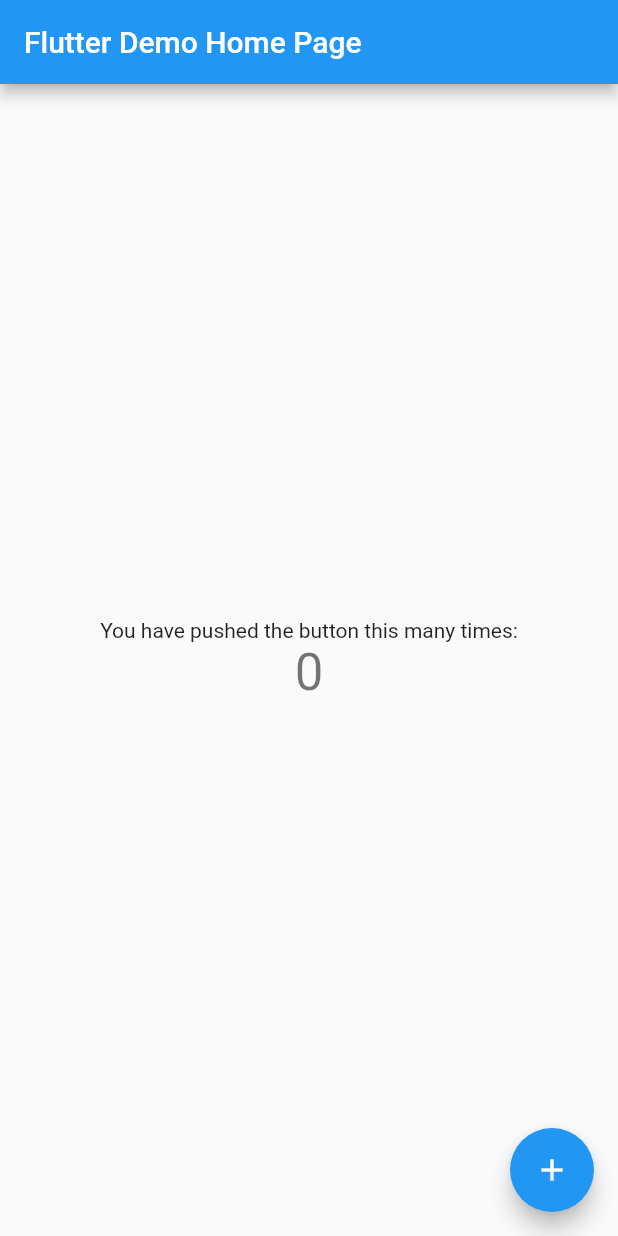
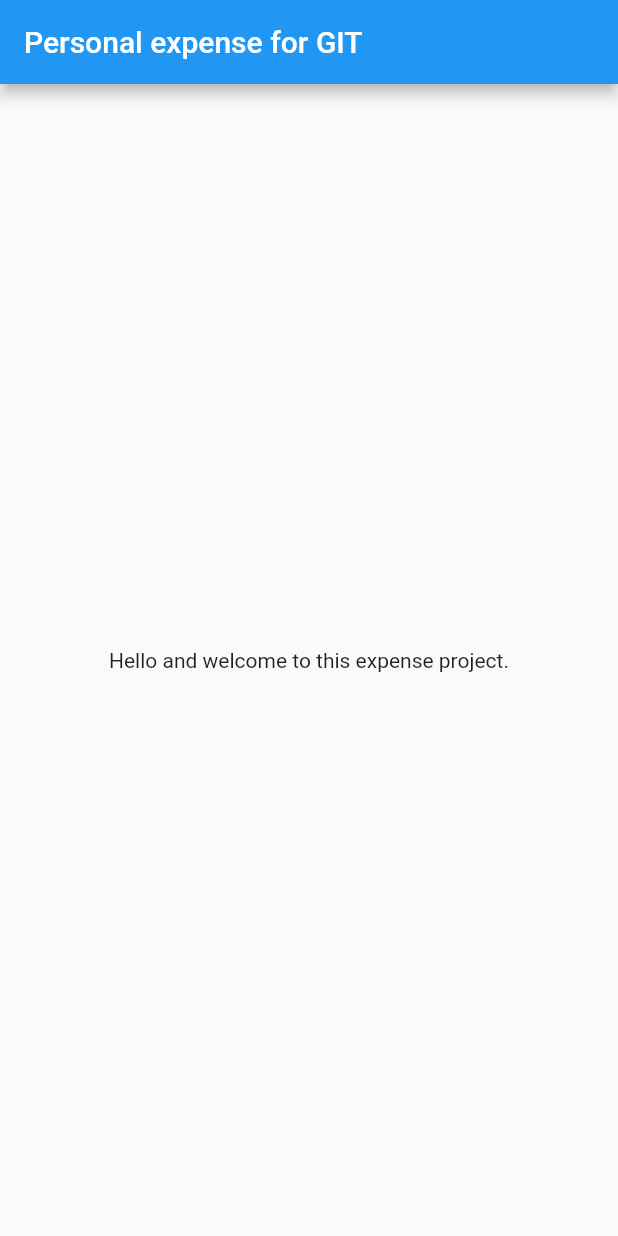
Before and after one commit to tommybarral/Personal-Expense, a Flutter app: the screen it shows after launch, on a phone screen of 412 x 824 dp. Run offline on Flutter 3.47's test engine with Material 2 defaults, Android fonts, the phone set to English and light mode, and no system bars.

Commit message:
adding and cleaning all the project

```diff
--- a/lib/main.dart
+++ b/lib/main.dart
@@ -1,113 +1,17 @@
 import 'package:flutter/material.dart';
+import './screens/MyHomePage.dart';
 
-void main() {
-  runApp(MyApp());
-}
+void main() => runApp(MyApp());
 
 class MyApp extends StatelessWidget {
-  // This widget is the root of your application.
   @override
   Widget build(BuildContext context) {
     return MaterialApp(
-      title: 'Flutter Demo',
+      debugShowCheckedModeBanner: false,
       theme: ThemeData(
-        // This is the theme of your application.
-        //
-        // Try running your application with "flutter run". You'll see the
-        // application has a blue toolbar. Then, without quitting the app, try
-        // changing the primarySwatch below to Colors.green and then invoke
-        // "hot reload" (press "r" in the console where you ran "flutter run",
-        // or simply save your changes to "hot reload" in a Flutter IDE).
-        // Notice that the counter didn't reset back to zero; the application
-        // is not restarted.
         primarySwatch: Colors.blue,
       ),
-      home: MyHomePage(title: 'Flutter Demo Home Page'),
+      home: MyHomePage(),
     );
   }
 }
-
-class MyHomePage extends StatefulWidget {
-  MyHomePage({Key? key, required this.title}) : super(key: key);
-
-  // This widget is the home page of your application. It is stateful, meaning
-  // that it has a State object (defined below) that contains fields that affect
-  // how it looks.
-
-  // This class is the configuration for the state. It holds the values (in this
-  // case the title) provided by the parent (in this case the App widget) and
-  // used by the build method of the State. Fields in a Widget subclass are
-  // always marked "final".
-
-  final String title;
-
-  @override
-  _MyHomePageState createState() => _MyHomePageState();
-}
-
-class _MyHomePageState extends State<MyHomePage> {
-  int _counter = 0;
-
-  void _incrementCounter() {
-    setState(() {
-      // This call to setState tells the Flutter framework that something has
-      // changed in this State, which causes it to rerun the build method below
-      // so that the display can reflect the updated values. If we changed
-      // _counter without calling setState(), then the build method would not be
-      // called again, and so nothing would appear to happen.
-      _counter++;
-    });
-  }
-
-  @override
-  Widget build(BuildContext context) {
-    // This method is rerun every time setState is called, for instance as done
-    // by the _incrementCounter method above.
-    //
-    // The Flutter framework has been optimized to make rerunning build methods
-    // fast, so that you can just rebuild anything that needs updating rather
-    // than having to individually change instances of widgets.
-    return Scaffold(
-      appBar: AppBar(
-        // Here we take the value from the MyHomePage object that was created by
-        // the App.build method, and use it to set our appbar title.
-        title: Text(widget.title),
-      ),
-      body: Center(
-        // Center is a layout widget. It takes a single child and positions it
-        // in the middle of the parent.
-        child: Column(
-          // Column is also a layout widget. It takes a list of children and
-          // arranges them vertically. By default, it sizes itself to fit its
-          // children horizontally, and tries to be as tall as its parent.
-          //
-          // Invoke "debug painting" (press "p" in the console, choose the
-          // "Toggle Debug Paint" action from the Flutter Inspector in Android
-          // Studio, or the "Toggle Debug Paint" command in Visual Studio Code)
-          // to see the wireframe for each widget.
-          //
-          // Column has various properties to control how it sizes itself and
-          // how it positions its children. Here we use mainAxisAlignment to
-          // center the children vertically; the main axis here is the vertical
-          // axis because Columns are vertical (the cross axis would be
-          // horizontal).
-          mainAxisAlignment: MainAxisAlignment.center,
-          children: <Widget>[
-            Text(
-              'You have pushed the button this many times:',
-            ),
-            Text(
-              '$_counter',
-              style: Theme.of(context).textTheme.headline4,
-            ),
-          ],
-        ),
-      ),
-      floatingActionButton: FloatingActionButton(
-        onPressed: _incrementCounter,
-        tooltip: 'Increment',
-        child: Icon(Icons.add),
-      ), // This trailing comma makes auto-formatting nicer for build methods.
-    );
-  }
-}
--- /dev/null
+++ b/lib/screens/MyHomePage.dart
@@ -0,0 +1,12 @@
+import 'package:flutter/material.dart';
+
+
+class MyHomePage extends StatelessWidget {
+  @override
+  Widget build(BuildContext context) {
+    return Scaffold(
+      appBar: AppBar(title: Text('Personal expense for GIT'),),
+      body: Center(child: Text('Hello and welcome to this expense project.'),),
+    );
+  }
+}
```
Also changed, not shown: pubspec.yaml (+3 -35 lines).
